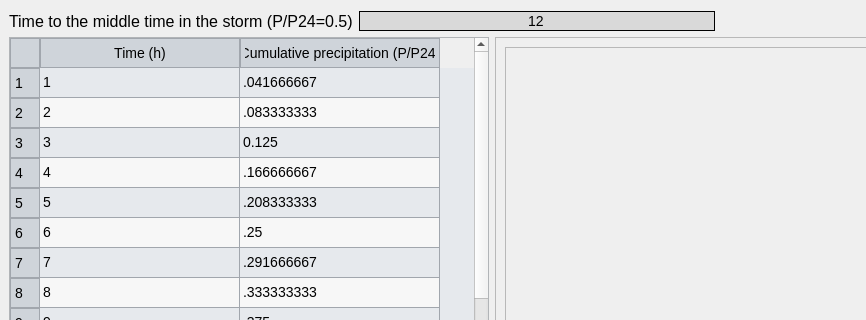
Above: Source_code/ui/user_defined_storm_type.ui from Inigobarbe/VFSMOD-GUI before the change; both pictures show x 0 to 866 and y 0 to 320 of the 1081 by 535 pixel window. Below: the same form after it.
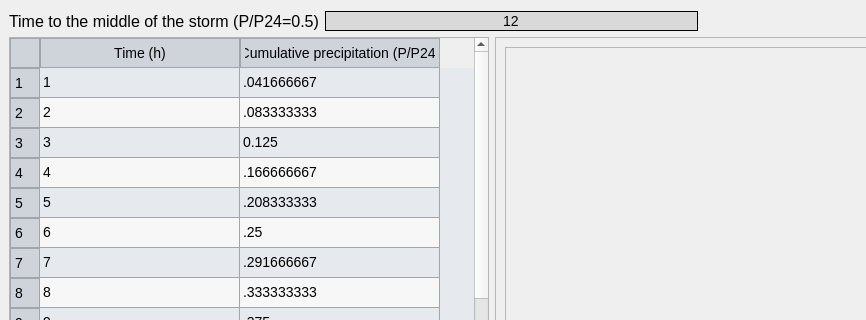
That is the form after the change.

What changed in the file:
```diff
--- a/Source_code/ui/user_defined_storm_type.ui
+++ b/Source_code/ui/user_defined_storm_type.ui
@@ -604,7 +604,7 @@
      <item>
       <widget class="QLabel" name="label">
        <property name="text">
-        <string>Time to the middle time in the storm (P/P24=0.5)</string>
+        <string>Time to the middle of the storm (P/P24=0.5)</string>
        </property>
       </widget>
      </item>
```
